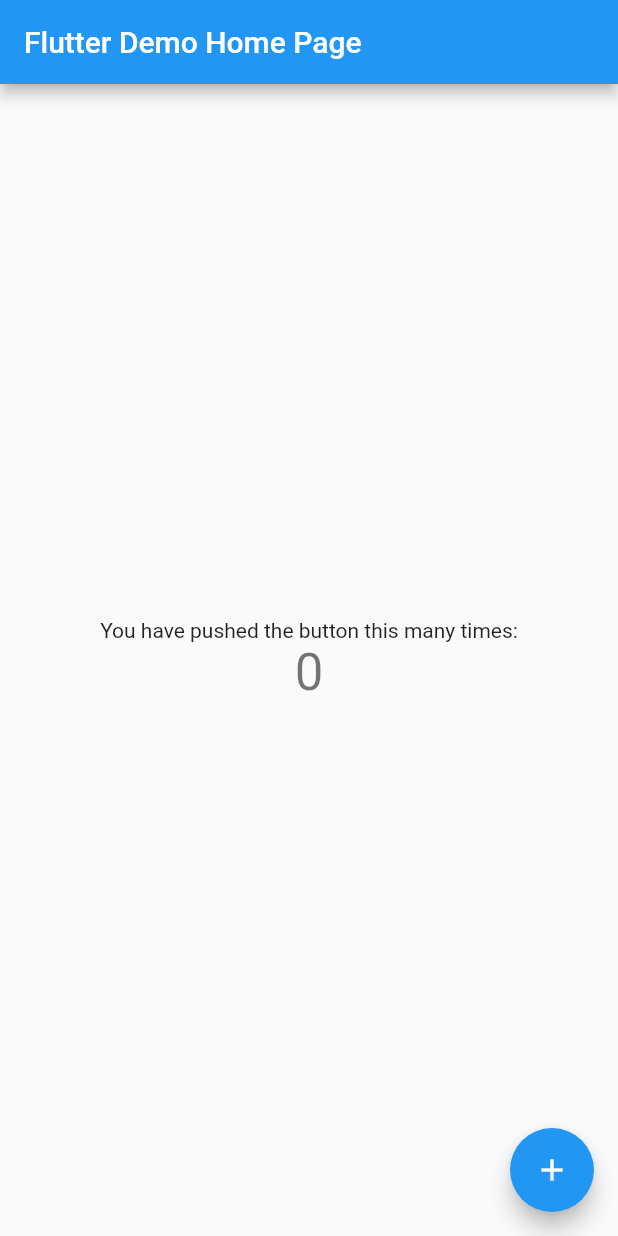
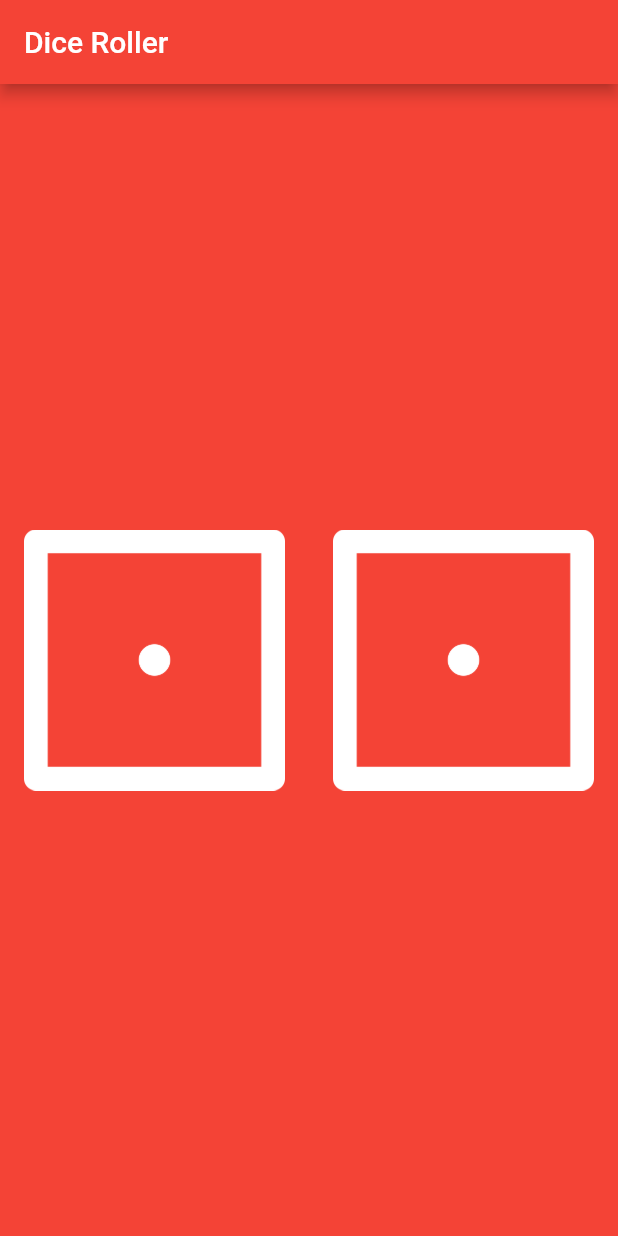
Before and after one commit to daryllman/Dice-Rolling-Flutter-App, a Flutter app: the screen it shows after launch, on a phone screen of 412 x 824 dp. Run offline on Flutter 3.47's test engine with Material 2 defaults, Android fonts, the phone set to English and light mode, and no system bars.

Commit message:
add button funcs

```diff
--- a/lib/main.dart
+++ b/lib/main.dart
@@ -1,111 +1,54 @@
 import 'package:flutter/material.dart';
 
-void main() => runApp(MyApp());
+void main() {
+  return runApp(
+    MaterialApp(
+      home: Scaffold(
+        backgroundColor: Colors.red,
+        appBar: AppBar(
+          title: Text('Dice Roller'),
+          backgroundColor: Colors.red,
+        ),
+        body: DicePage(),
+      ),
+    ),
+  );
+}
 
-class MyApp extends StatelessWidget {
-  // This widget is the root of your application.
+class DicePage extends StatefulWidget {
+  @override
+  _DicePageState createState() => _DicePageState();
+}
+
+class _DicePageState extends State<DicePage> {
+  int leftDiceNum = 1;
+  int rightDiceNum = 1;
+
   @override
   Widget build(BuildContext context) {
-    return MaterialApp(
-      title: 'Flutter Demo',
-      theme: ThemeData(
-        // This is the theme of your application.
-        //
-        // Try running your application with "flutter run". You'll see the
-        // application has a blue toolbar. Then, without quitting the app, try
-        // changing the primarySwatch below to Colors.green and then invoke
-        // "hot reload" (press "r" in the console where you ran "flutter run",
-        // or simply save your changes to "hot reload" in a Flutter IDE).
-        // Notice that the counter didn't reset back to zero; the application
-        // is not restarted.
-        primarySwatch: Colors.blue,
+    return Center(
+      child: Row(
+        children: <Widget>[
+          Expanded(
+            child: FlatButton(
+              onPressed: () {
+                setState(() {
+                  leftDiceNum = 5;
+                });
+              },
+              child: Image.asset('images/dice$leftDiceNum.png'),
+            ),
+          ),
+          Expanded(
+            child: FlatButton(
+              onPressed: () {
+                print("Right button pressed.");
+              },
+              child: Image.asset('images/dice1.png'),
+            ),
+          ),
+        ],
       ),
-      home: MyHomePage(title: 'Flutter Demo Home Page'),
     );
   }
 }
-
-class MyHomePage extends StatefulWidget {
-  MyHomePage({Key key, this.title}) : super(key: key);
-
-  // This widget is the home page of your application. It is stateful, meaning
-  // that it has a State object (defined below) that contains fields that affect
-  // how it looks.
-
-  // This class is the configuration for the state. It holds the values (in this
-  // case the title) provided by the parent (in this case the App widget) and
-  // used by the build method of the State. Fields in a Widget subclass are
-  // always marked "final".
-
-  final String title;
-
-  @override
-  _MyHomePageState createState() => _MyHomePageState();
-}
-
-class _MyHomePageState extends State<MyHomePage> {
-  int _counter = 0;
-
-  void _incrementCounter() {
-    setState(() {
-      // This call to setState tells the Flutter framework that something has
-      // changed in this State, which causes it to rerun the build method below
-      // so that the display can reflect the updated values. If we changed
-      // _counter without calling setState(), then the build method would not be
-      // called again, and so nothing would appear to happen.
-      _counter++;
-    });
-  }
-
-  @override
-  Widget build(BuildContext context) {
-    // This method is rerun every time setState is called, for instance as done
-    // by the _incrementCounter method above.
-    //
-    // The Flutter framework has been optimized to make rerunning build methods
-    // fast, so that you can just rebuild anything that needs updating rather
-    // than having to individually change instances of widgets.
-    return Scaffold(
-      appBar: AppBar(
-        // Here we take the value from the MyHomePage object that was created by
-        // the App.build method, and use it to set our appbar title.
-        title: Text(widget.title),
-      ),
-      body: Center(
-        // Center is a layout widget. It takes a single child and positions it
-        // in the middle of the parent.
-        child: Column(
-          // Column is also a layout widget. It takes a list of children and
-          // arranges them vertically. By default, it sizes itself to fit its
-          // children horizontally, and tries to be as tall as its parent.
-          //
-          // Invoke "debug painting" (press "p" in the console, choose the
-          // "Toggle Debug Paint" action from the Flutter Inspector in Android
-          // Studio, or the "Toggle Debug Paint" command in Visual Studio Code)
-          // to see the wireframe for each widget.
-          //
-          // Column has various properties to control how it sizes itself and
-          // how it positions its children. Here we use mainAxisAlignment to
-          // center the children vertically; the main axis here is the vertical
-          // axis because Columns are vertical (the cross axis would be
-          // horizontal).
-          mainAxisAlignment: MainAxisAlignment.center,
-          children: <Widget>[
-            Text(
-              'You have pushed the button this many times:',
-            ),
-            Text(
-              '$_counter',
-              style: Theme.of(context).textTheme.display1,
-            ),
-          ],
-        ),
-      ),
-      floatingActionButton: FloatingActionButton(
-        onPressed: _incrementCounter,
-        tooltip: 'Increment',
-        child: Icon(Icons.add),
-      ), // This trailing comma makes auto-formatting nicer for build methods.
-    );
-  }
-}
--- a/pubspec.yaml
+++ b/pubspec.yaml
@@ -1,4 +1,4 @@
-name: Dice Roller
+name: DiceRoller
 description: A Flutter Application (iOS and Android) to Roll Dice! Use for games etc.
 
 version: 1.0.0+1
```
